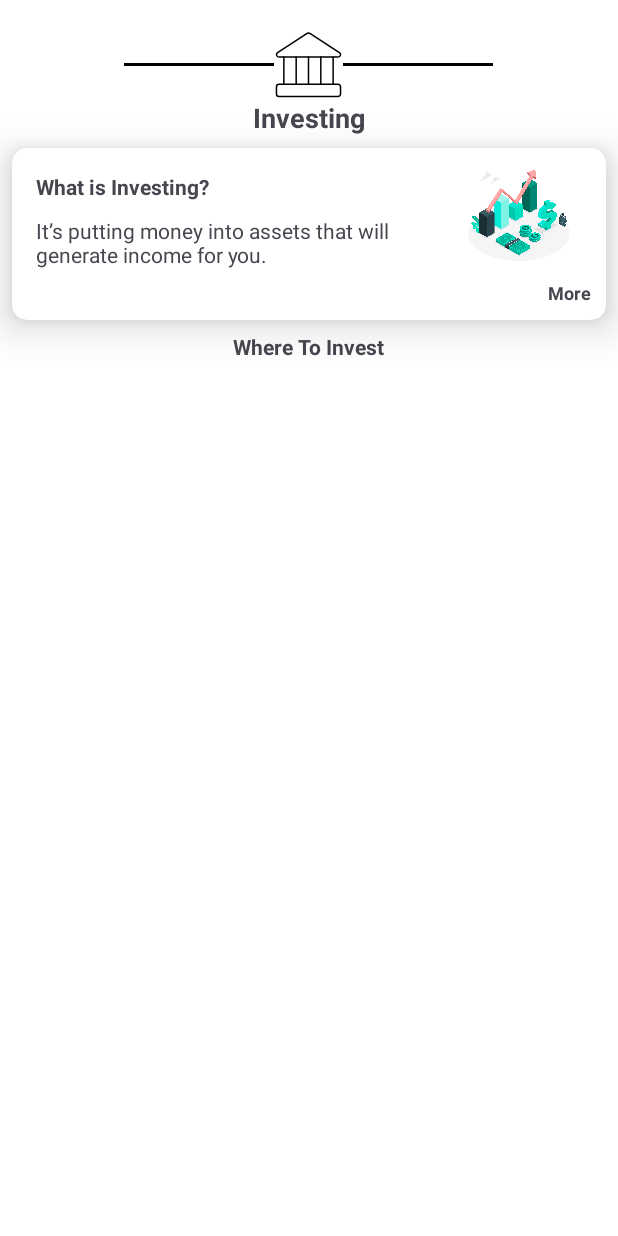
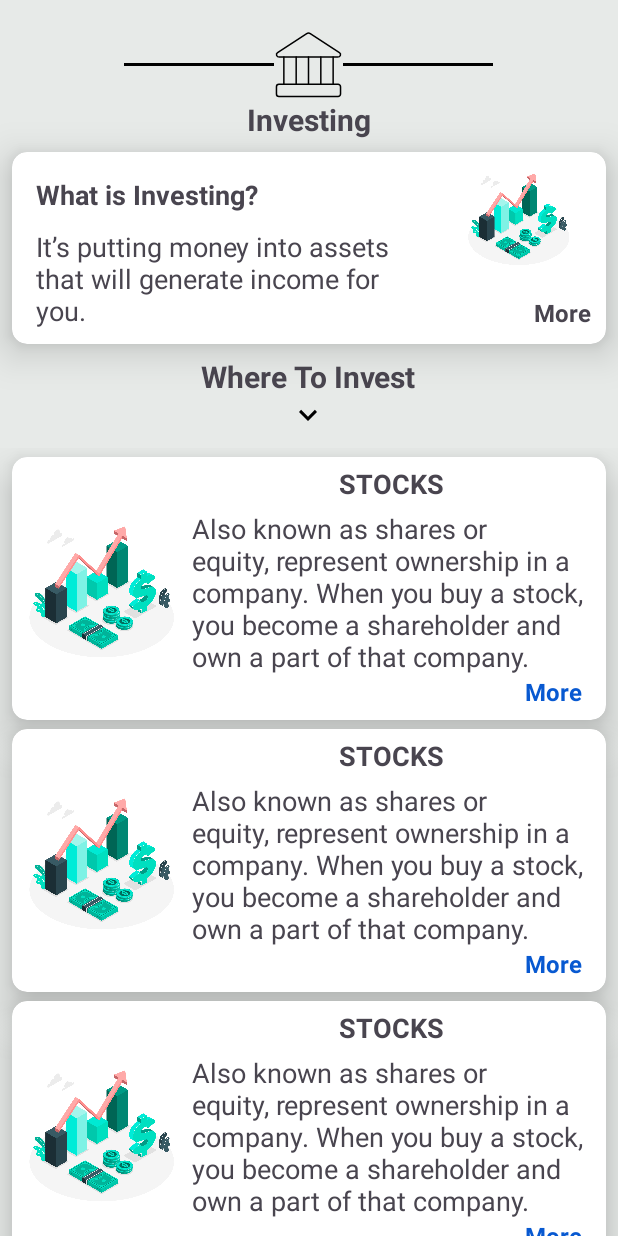
Before and after one commit to samueljuma/Financial-Literacy-101, an Android app: the InvestingFragment screen opened through its navigation route, on a phone screen of 412 x 824 dp. Run offline under Robolectric (Android 15) with nearby library versions, the phone set to English and light mode, and no system bars; our stand-ins replace data binding.

Commit message:
implement recyclerview: investing_layout

```diff
--- /dev/null
+++ b/app/src/main/java/com/sjcreatives/financialliteracy101/data/models/InvestItem.kt
@@ -0,0 +1,8 @@
+package com.sjcreatives.financialliteracy101.data.models
+
+data class InvestItem(
+    val id: Int,
+    val title: String,
+    val desc: String,
+    val image: Int
+)
--- /dev/null
+++ b/app/src/main/java/com/sjcreatives/financialliteracy101/ui/adapters/InvestItemAdapter.kt
@@ -0,0 +1,49 @@
+package com.sjcreatives.financialliteracy101.ui.adapters
+
+import android.view.LayoutInflater
+import android.view.ViewGroup
+import androidx.recyclerview.widget.DiffUtil
+import androidx.recyclerview.widget.ListAdapter
+import androidx.recyclerview.widget.RecyclerView
+import com.sjcreatives.financialliteracy101.data.models.InvestItem
+import com.sjcreatives.financialliteracy101.databinding.InvestingItemCardBinding
+
+class InvestItemAdapter: ListAdapter<InvestItem, InvestItemAdapter.ViewHolder> (InvestItemDiffCallback())  {
+
+    class ViewHolder(val binding: InvestingItemCardBinding) : RecyclerView.ViewHolder(binding.root){
+
+        fun bind (investItem: InvestItem){
+            binding.investItem = investItem
+            binding.executePendingBindings()
+        }
+
+        companion object{
+            fun from (parent: ViewGroup): ViewHolder{
+                val layoutInflater = LayoutInflater.from(parent.context)
+                val binding = InvestingItemCardBinding.inflate(layoutInflater, parent, false)
+                return ViewHolder(binding)
+            }
+        }
+
+    }
+
+    override fun onCreateViewHolder(parent: ViewGroup, viewType: Int): ViewHolder {
+       return ViewHolder.from(parent)
+    }
+
+    override fun onBindViewHolder(holder: ViewHolder, position: Int) {
+        holder.bind(getItem(position))
+    }
+
+}
+
+class InvestItemDiffCallback : DiffUtil.ItemCallback<InvestItem>() {
+    override fun areItemsTheSame(oldItem: InvestItem, newItem: InvestItem): Boolean {
+       return oldItem.id == newItem.id
+    }
+
+    override fun areContentsTheSame(oldItem: InvestItem, newItem: InvestItem): Boolean {
+        return oldItem == newItem
+    }
+
+}
--- a/app/src/main/java/com/sjcreatives/financialliteracy101/ui/investing/InvestingFragment.kt
+++ b/app/src/main/java/com/sjcreatives/financialliteracy101/ui/investing/InvestingFragment.kt
@@ -5,16 +5,40 @@ import androidx.fragment.app.Fragment
 import android.view.LayoutInflater
 import android.view.View
 import android.view.ViewGroup
+import androidx.recyclerview.widget.LinearLayoutManager
 import com.sjcreatives.financialliteracy101.R
+import com.sjcreatives.financialliteracy101.data.models.InvestItem
+import com.sjcreatives.financialliteracy101.databinding.FragmentInvestingBinding
+import com.sjcreatives.financialliteracy101.ui.adapters.InvestItemAdapter
 
 class InvestingFragment : Fragment() {
 
+    private lateinit var binding: FragmentInvestingBinding
+
+    private lateinit var adapter: InvestItemAdapter
     override fun onCreateView(
         inflater: LayoutInflater, container: ViewGroup?,
         savedInstanceState: Bundle?
     ): View? {
         // Inflate the layout for this fragment
-        return inflater.inflate(R.layout.fragment_investing, container, false)
+        binding = FragmentInvestingBinding.inflate(layoutInflater, container, false)
+
+        val listOfInvestItems = listOf(
+            InvestItem(0,"Stock",getString(R.string.stocks_desc),R.drawable.what),
+            InvestItem(1,"Stock",getString(R.string.stocks_desc),R.drawable.what),
+            InvestItem(2,"Stock",getString(R.string.stocks_desc),R.drawable.what),
+            InvestItem(3,"Stock",getString(R.string.stocks_desc),R.drawable.what),
+            InvestItem(4,"Stock",getString(R.string.stocks_desc),R.drawable.what),
+            InvestItem(5,"Stock",getString(R.string.stocks_desc),R.drawable.what),
+        )
+
+        adapter = InvestItemAdapter()
+
+        binding.recyclerView.adapter = adapter
+        binding.recyclerView.layoutManager = LinearLayoutManager(context)
+
+        adapter.submitList(listOfInvestItems)
+        return binding.root
     }
 
 }
--- /dev/null
+++ b/app/src/main/res/drawable/chevron_down.xml
@@ -0,0 +1 @@
+<!-- drawable/chevron_down.xml --><vector xmlns:android="http://schemas.android.com/apk/res/android" android:height="24dp" android:width="24dp" android:viewportWidth="24" android:viewportHeight="24"><path android:fillColor="#000000" android:pathData="M7.41,8.58L12,13.17L16.59,8.58L18,10L12,16L6,10L7.41,8.58Z" /></vector>
--- a/app/src/main/res/layout/fragment_investing.xml
+++ b/app/src/main/res/layout/fragment_investing.xml
@@ -1,48 +1,54 @@
 <?xml version="1.0" encoding="utf-8"?>
-<LinearLayout xmlns:android="http://schemas.android.com/apk/res/android"
-    xmlns:tools="http://schemas.android.com/tools"
+<layout xmlns:android="http://schemas.android.com/apk/res/android"
     xmlns:app="http://schemas.android.com/apk/res-auto"
+    xmlns:tools="http://schemas.android.com/tools">
+
+    <LinearLayout
         android:layout_width="match_parent"
         android:layout_height="match_parent"
-    android:background="@color/white"
+        android:background="#E7EAE8"
         android:orientation="vertical"
+        android:paddingBottom="16dp"
         tools:context=".ui.investing.InvestingFragment">
 
         <LinearLayout
+            android:layout_width="match_parent"
+            android:layout_height="wrap_content"
             android:layout_marginTop="20dp"
-        android:layout_width="match_parent"
-        android:gravity="center"
-        android:layout_height="wrap_content">
+            android:gravity="center">
+
             <View
                 android:layout_width="100dp"
                 android:layout_height="2dp"
-            android:background="@color/black"/>
+                android:background="@color/black" />
+
             <ImageView
                 android:layout_width="wrap_content"
                 android:layout_height="wrap_content"
-            android:src="@drawable/invest_icon"
-            android:padding="4dp"/>
+                android:padding="4dp"
+                android:src="@drawable/invest_icon" />
+
             <View
                 android:layout_width="100dp"
                 android:layout_height="2dp"
-            android:background="@color/black"/>
+                android:background="@color/black" />
 
         </LinearLayout>
 
         <TextView
-        android:layout_gravity="center"
             android:layout_width="wrap_content"
             android:layout_height="wrap_content"
+            android:layout_gravity="center"
             android:text="Investing"
-        android:textSize="18sp"
-        android:textStyle="bold"/>
+            android:textSize="20sp"
+            android:textStyle="bold" />
 
         <androidx.cardview.widget.CardView
             android:layout_width="match_parent"
+            android:layout_height="wrap_content"
             android:layout_margin="8dp"
             app:cardCornerRadius="10dp"
-        app:cardElevation="16dp"
-        android:layout_height="wrap_content">
+            app:cardElevation="16dp">
 
             <androidx.constraintlayout.widget.ConstraintLayout
                 android:layout_width="match_parent"
@@ -55,7 +61,7 @@
                     android:layout_margin="10dp"
                     android:layout_marginEnd="8dp"
                     android:text="More"
-                android:textSize="12sp"
+                    android:textSize="16sp"
                     android:textStyle="bold"
                     app:layout_constraintBottom_toBottomOf="parent"
                     app:layout_constraintEnd_toEndOf="parent"
@@ -69,6 +75,7 @@
                     android:layout_marginStart="16dp"
                     android:layout_marginTop="16dp"
                     android:text="What is Investing?"
+                    android:textSize="18sp"
                     android:textStyle="bold"
                     app:layout_constraintStart_toStartOf="parent"
                     app:layout_constraintTop_toTopOf="parent" />
@@ -82,6 +89,7 @@
                     android:layout_marginBottom="10dp"
                     android:padding="3dp"
                     android:text="@string/invest_desc"
+                    android:textSize="18sp"
                     app:layout_constraintBottom_toBottomOf="parent"
                     app:layout_constraintEnd_toStartOf="@+id/imageView3"
                     app:layout_constraintHorizontal_bias="0.0"
@@ -95,8 +103,8 @@
                     android:layout_height="70dp"
                     android:layout_marginTop="8dp"
                     android:layout_marginEnd="8dp"
+                    android:scaleType="fitCenter"
                     android:src="@drawable/what"
-                android:scaleType="fitCenter"
                     app:layout_constraintEnd_toEndOf="parent"
                     app:layout_constraintTop_toTopOf="parent" />
             </androidx.constraintlayout.widget.ConstraintLayout>
@@ -106,10 +114,19 @@
         <TextView
             android:layout_width="wrap_content"
             android:layout_height="wrap_content"
-        android:textSize="14sp"
+            android:layout_gravity="center"
+            android:text="Where To Invest"
+            android:textSize="20sp"
             android:textStyle="bold"
-        android:layout_gravity="center"
-        android:text="Where To Invest"/>
+            app:drawableBottomCompat="@drawable/chevron_down" />
+
+        <androidx.recyclerview.widget.RecyclerView
+            android:id="@+id/recyclerView"
+            android:layout_width="match_parent"
+            android:layout_height="wrap_content"
+            android:layout_marginTop="10dp"
+            tools:listitem="@layout/investing_item_card" />
 
 
     </LinearLayout>
+</layout>
--- a/app/src/main/res/layout/investing_item_card.xml
+++ b/app/src/main/res/layout/investing_item_card.xml
@@ -1,22 +1,25 @@
 <?xml version="1.0" encoding="utf-8"?>
-<LinearLayout xmlns:android="http://schemas.android.com/apk/res/android"
+<layout xmlns:android="http://schemas.android.com/apk/res/android"
     xmlns:app="http://schemas.android.com/apk/res-auto"
-    xmlns:tools="http://schemas.android.com/tools"
-    android:layout_width="match_parent"
-    android:layout_height="wrap_content"
-    android:layout_gravity="center">
+    xmlns:tools="http://schemas.android.com/tools">
 
+    <data>
+        <variable
+            name="investItem"
+            type="com.sjcreatives.financialliteracy101.data.models.InvestItem" />
+    </data>
     <androidx.cardview.widget.CardView
         android:layout_width="match_parent"
         android:layout_height="wrap_content"
-        android:layout_margin="10dp"
+        android:layout_marginStart="8dp"
+        android:layout_marginEnd="8dp"
+        android:layout_marginTop="6dp"
         app:cardCornerRadius="10dp"
-        app:cardElevation="8dp">
+        app:cardElevation="16dp">
 
         <androidx.constraintlayout.widget.ConstraintLayout
             android:layout_width="match_parent"
-            android:layout_height="match_parent"
-            android:layout_margin="5dp">
+            android:layout_height="match_parent">
 
 
             <ImageView
@@ -25,7 +28,7 @@
                 android:layout_height="100dp"
                 android:layout_marginStart="10dp"
                 android:scaleType="fitCenter"
-                android:src="@drawable/invest"
+                android:src="@drawable/what"
                 app:layout_constraintBottom_toBottomOf="parent"
                 app:layout_constraintStart_toStartOf="parent"
                 app:layout_constraintTop_toTopOf="parent" />
@@ -37,8 +40,8 @@
                 android:layout_marginStart="10dp"
                 android:layout_marginEnd="10dp"
                 android:padding="6dp"
+                android:textSize="18sp"
                 android:text="@string/stocks_desc"
-                android:textAlignment="center"
                 app:layout_constraintBottom_toBottomOf="parent"
                 app:layout_constraintEnd_toEndOf="parent"
                 app:layout_constraintHorizontal_bias="0.0"
@@ -50,9 +53,10 @@
                 android:id="@+id/textView7"
                 android:layout_width="wrap_content"
                 android:layout_height="wrap_content"
-                android:layout_marginTop="20dp"
+                android:layout_marginTop="5dp"
                 android:text="Stocks"
-                android:textSize="20sp"
+                android:textAllCaps="true"
+                android:textSize="18sp"
                 android:textStyle="bold"
                 app:layout_constraintEnd_toEndOf="parent"
                 app:layout_constraintStart_toEndOf="@+id/imageView4"
@@ -62,10 +66,13 @@
                 android:id="@+id/textView8"
                 android:layout_width="wrap_content"
                 android:layout_height="wrap_content"
+                android:layout_marginEnd="16dp"
+                android:layout_marginBottom="8dp"
                 android:padding="4dp"
+                android:textSize="16sp"
                 android:text="More"
                 android:textColor="#0859D1"
-                android:textStyle="bold|italic"
+                android:textStyle="bold"
                 app:layout_constraintBottom_toBottomOf="parent"
                 app:layout_constraintEnd_toEndOf="parent"
                 app:layout_constraintHorizontal_bias="1.0"
@@ -75,5 +82,4 @@
         </androidx.constraintlayout.widget.ConstraintLayout>
 
     </androidx.cardview.widget.CardView>
-
-</LinearLayout>
+</layout>
--- a/app/src/main/res/values/themes.xml
+++ b/app/src/main/res/values/themes.xml
@@ -7,12 +7,12 @@
         <!--        <item name="android:windowTranslucentNavigation">true</item>-->
         <item name="android:fitsSystemWindows">true</item>
         //status bar text colors
-        <item name="android:windowLightStatusBar">false</item>
+        <item name="android:windowLightStatusBar">true</item>
 
 <!--        <item name="android:navigationBarColor" >@color/white</item>-->
         <!--changes status bar text color when background is white-->
         <!--changes navigation bar text color when background is white-->
-        <item name="android:windowLightNavigationBar">false</item>
+        <item name="android:windowLightNavigationBar">true</item>
 
         <!-- Customize your light theme here. -->
         <!-- <item name="colorPrimary">@color/my_light_primary</item> -->
```
Lines whose indentation alone changed are shown as unchanged.
